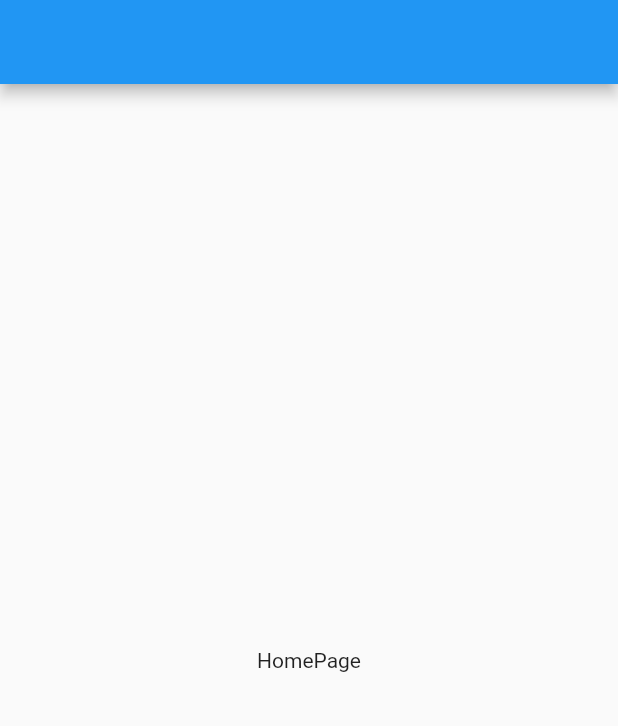
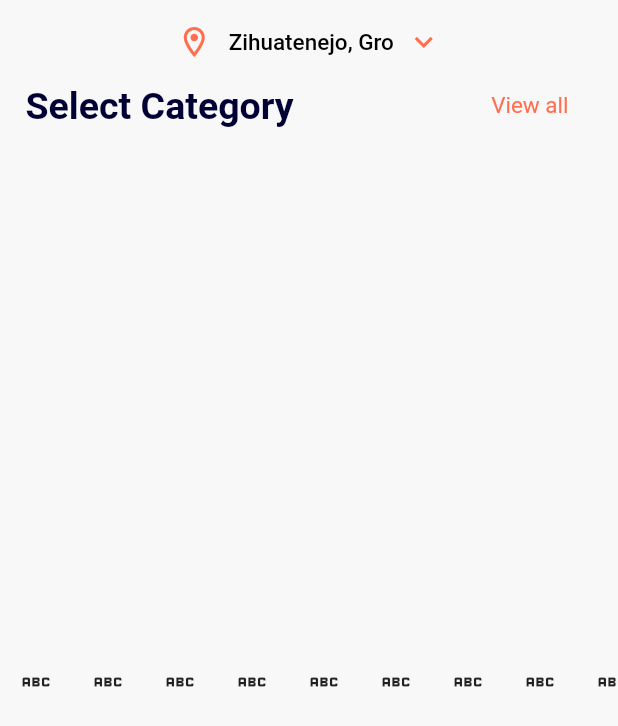
Before and after one commit to Sergey-Kozlov-developer/portfolio_app, a Flutter app: the screen it shows after launch, on a phone screen of 412 x 824 dp. Shown: the top 726 px of the screen. Run offline on Flutter 3.47's test engine with Material 2 defaults, Android fonts, the phone set to English and light mode, and no system bars.

Commit message:
Added AppBar and select category

```diff
--- a/lib/presentation/home_page/home_page.dart
+++ b/lib/presentation/home_page/home_page.dart
@@ -6,8 +6,109 @@ class HomePage extends StatelessWidget {
   @override
   Widget build(BuildContext context) {
     return Scaffold(
-      appBar: AppBar(),
-      body: Center(child: Text('HomePage')),
+      backgroundColor: const Color(0xFFF8F8F8),
+      appBar: AppBar(
+        automaticallyImplyLeading: false,
+        title: AppBarWidget(),
+        backgroundColor: const Color(0xFFF8F8F8),
+        elevation: 0,
+        centerTitle: false,
+      ),
+      body: BodyContentWidget(),
     );
   }
 }
+
+class AppBarWidget extends StatelessWidget {
+  const AppBarWidget({
+    Key? key,
+  }) : super(key: key);
+
+  @override
+  Widget build(BuildContext context) {
+    return Row(
+      mainAxisAlignment: MainAxisAlignment.center,
+      crossAxisAlignment: CrossAxisAlignment.center,
+      children: const [
+        Icon(
+          Icons.location_on_outlined,
+          color: Color(0xFFFF6E4E),
+        ),
+        SizedBox(width: 11),
+        Text(
+          'Zihuatenejo, Gro',
+          style: TextStyle(
+            color: Colors.black,
+            fontWeight: FontWeight.w500,
+            fontSize: 15,
+          ),
+        ),
+        SizedBox(width: 8),
+        Icon(
+          Icons.keyboard_arrow_down,
+          color: Color(0xFFFF6E4E),
+        ),
+      ],
+    );
+  }
+}
+
+class BodyContentWidget extends StatelessWidget {
+  const BodyContentWidget({
+    Key? key,
+  }) : super(key: key);
+
+  @override
+  Widget build(BuildContext context) {
+    return Column(
+      children: [
+        Padding(
+          padding: const EdgeInsets.only(left: 17, right: 33),
+          child: Row(
+            mainAxisAlignment: MainAxisAlignment.spaceBetween,
+            children: const [
+              Text(
+                'Select Category',
+                style: TextStyle(
+                  fontWeight: FontWeight.w700,
+                  fontSize: 25,
+                  color: Color(0XFF010035),
+                ),
+              ),
+              Text(
+                'View all',
+                style: TextStyle(
+                  fontWeight: FontWeight.w400,
+                  fontSize: 15,
+                  color: Color(0xFFFF6E4E),
+                ),
+              ),
+            ],
+          ),
+        ),
+        Expanded(
+          child: ListView(
+            scrollDirection: Axis.horizontal,
+            children: [
+              IconButton(onPressed: () {}, icon: Icon(Icons.abc_outlined)),
+              IconButton(onPressed: () {}, icon: Icon(Icons.abc_outlined)),
+              IconButton(onPressed: () {}, icon: Icon(Icons.abc_outlined)),
+              IconButton(onPressed: () {}, icon: Icon(Icons.abc_outlined)),
+              IconButton(onPressed: () {}, icon: Icon(Icons.abc_outlined)),
+              IconButton(onPressed: () {}, icon: Icon(Icons.abc_outlined)),
+              IconButton(onPressed: () {}, icon: Icon(Icons.abc_outlined)),
+              IconButton(onPressed: () {}, icon: Icon(Icons.abc_outlined)),
+              IconButton(onPressed: () {}, icon: Icon(Icons.abc_outlined)),
+              IconButton(onPressed: () {}, icon: Icon(Icons.abc_outlined)),
+              IconButton(onPressed: () {}, icon: Icon(Icons.abc_outlined)),
+              IconButton(onPressed: () {}, icon: Icon(Icons.abc_outlined)),
+              IconButton(onPressed: () {}, icon: Icon(Icons.abc_outlined)),
+              IconButton(onPressed: () {}, icon: Icon(Icons.abc_outlined)),
+              IconButton(onPressed: () {}, icon: Icon(Icons.abc_outlined)),
+            ],
+          ),
+        ),
+      ],
+    );
+  }
+}
```
